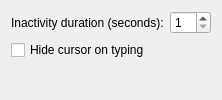
Before: the Qt Designer form src/plugins/hidecursor/hidecursor_config.ui in KDE/kwin, drawn with Qt 5.
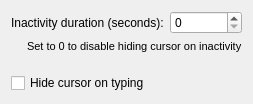
After: the same form once the commit is applied.

Commit message:
plugins/hidecursor: Allow disabling inactivity timer, and set 60s maximum This commit the ability to disable the inactivity timer, so the cursor can only be hidden by typing. We also set a 60s maximum for the timer which makes more sense than the QSlider default of 99.
test

crap

The edit to the form file:
```diff
--- a/src/plugins/hidecursor/hidecursor_config.ui
+++ b/src/plugins/hidecursor/hidecursor_config.ui
@@ -13,11 +13,63 @@
    <item row="0" column="1">
     <widget class="QSpinBox" name="kcfg_InactivityDuration">
      <property name="minimum">
-      <number>1</number>
+      <number>0</number>
+     </property>
+     <property name="maximum">
+      <number>60</number>
      </property>
     </widget>
    </item>
-   <item row="1" column="0">
+   <item row="1" column="0" colspan="2">
+    <layout class="QHBoxLayout">
+     <item>
+      <spacer>
+       <property name="orientation">
+        <enum>Qt::Horizontal</enum>
+       </property>
+       <property name="sizeType">
+        <enum>QSizePolicy::Fixed</enum>
+       </property>
+       <property name="sizeHint" stdset="0">
+        <size>
+         <width>16</width>
+         <height>0</height>
+        </size>
+       </property>
+      </spacer>
+     </item>
+     <item>
+      <widget class="QLabel" name="label_InactivityDurationHint">
+       <property name="font">
+        <font>
+         <pointsize>8</pointsize>
+         <italic>false</italic>
+        </font>
+       </property>
+       <property name="text">
+        <string>Set to 0 to disable hiding cursor on inactivity</string>
+       </property>
+      </widget>
+     </item>
+    </layout>
+   </item>
+   <item row="2" column="0">
+    <spacer>
+     <property name="orientation">
+        <enum>Qt::Vertical</enum>
+       </property>
+       <property name="sizeType">
+        <enum>QSizePolicy::Fixed</enum>
+       </property>
+       <property name="sizeHint" stdset="0">
+        <size>
+         <width>0</width>
+         <height>8</height>
+        </size>
+       </property>
+    </spacer>
+   </item>
+   <item row="3" column="0">
     <widget class="QCheckBox" name="kcfg_HideOnTyping">
         <property name="text">
         <string>Hide cursor on typing</string>
```
Left out of the diff: 6 changed lines with no effect on the pictures.
